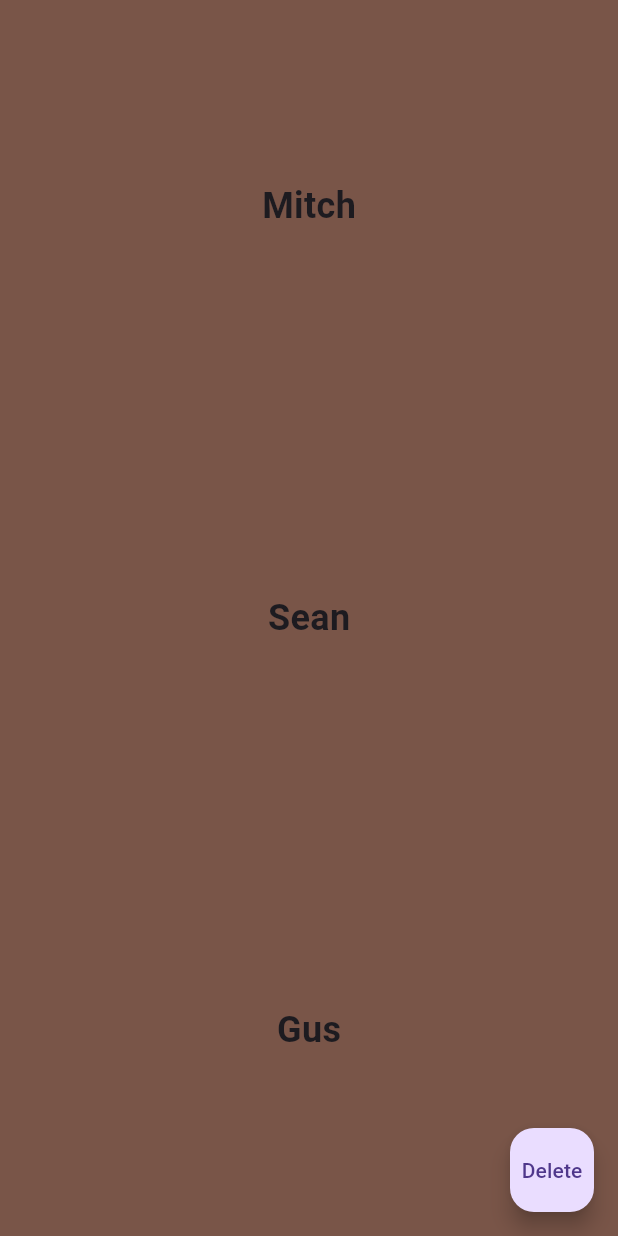
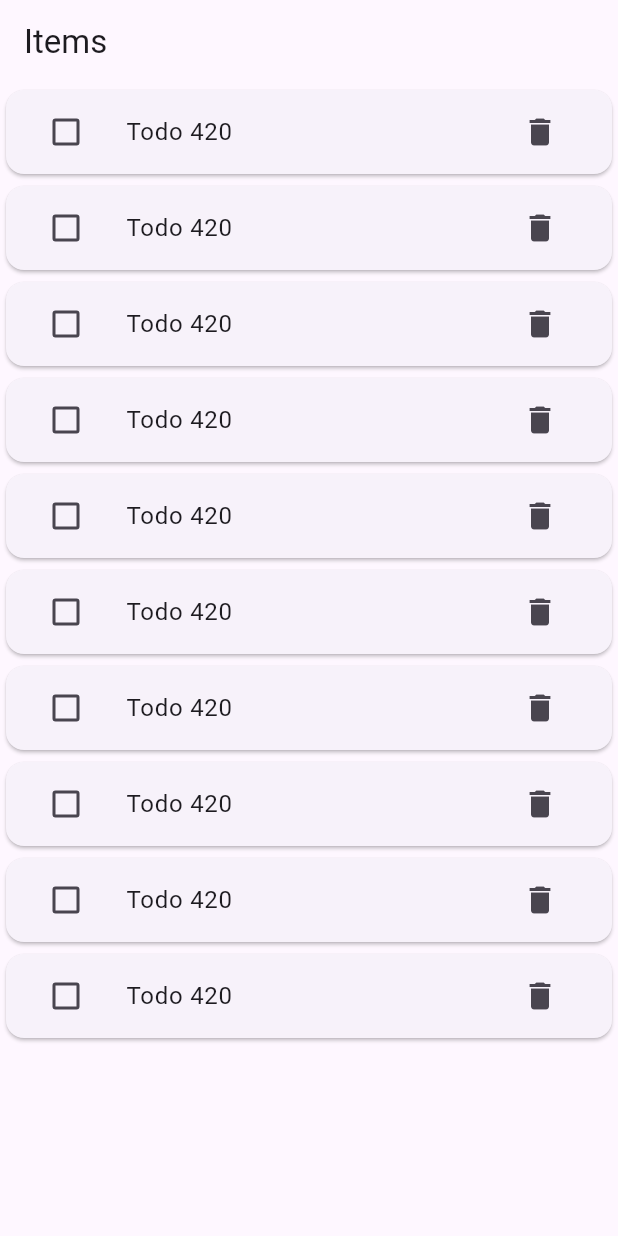
Before and after one commit to feder1402/flutter_keys, a Flutter app: the screen it shows after launch, on a phone screen of 412 x 824 dp. Run offline on Flutter 3.47's test engine with Material 3 defaults, Android fonts, the phone set to English and light mode, and no system bars.

Commit message:
Implemented item collection

```diff
--- /dev/null
+++ b/lib/item.dart
@@ -0,0 +1,39 @@
+import 'dart:math';
+
+import 'package:flutter/material.dart';
+
+class Item extends StatefulWidget {
+  final int index;
+  final void Function(int number) onDeleteItem;
+
+  const Item({super.key, required this.onDeleteItem, required this.index});
+
+  @override
+  State<Item> createState() => _ItemState();
+}
+
+class _ItemState extends State<Item> {
+  bool isChecked = false;
+  int itemNumber = Random().nextInt(1000);
+  String task = '';
+
+  @override
+  Widget build(BuildContext context) => Card(
+        child: ListTile(
+            leading: Checkbox(
+              value: isChecked,
+              onChanged: (bool? value) {
+                setState(() {
+                  isChecked = value ?? false;
+                });
+              },
+            ),
+            title: Text('Todo $itemNumber'),
+            trailing: IconButton(
+              icon: const Icon(Icons.delete),
+              onPressed: () {
+                widget.onDeleteItem(widget.index);
+              },
+            )),
+      );
+}
--- a/lib/main.dart
+++ b/lib/main.dart
@@ -1,8 +1,10 @@
-import 'dart:math';
+import 'package:flutter/material.dart';
+import 'package:flutter_keys/item.dart';
 
-import 'package:flutter/material.dart';
-
-void main() => runApp(const MaterialApp(home: MainApp()));
+void main() => runApp(const MaterialApp(
+      home: MainApp(),
+      debugShowCheckedModeBanner: false,
+    ));
 
 class MainApp extends StatefulWidget {
   const MainApp({super.key});
@@ -12,84 +14,50 @@ class MainApp extends StatefulWidget {
 }
 
 class _MainAppState extends State<MainApp> {
-  List<Widget> tiles = [
-    Expanded(child: StatelessNameTile(name: "Mitch")),
-    Expanded(child: StatelessNameTile(name: "Sean")),
-    Expanded(child: StatelessNameTile(name: "Gus")),
-  ];
+  late List<Widget> items;
+
+  @override
+  void initState() {
+    super.initState();
+    items = List.generate(
+        10,
+        (index) => Item(
+              index: index,
+              onDeleteItem: deleteItem,
+            ));
+  }
 
   @override
   Widget build(BuildContext context) => Scaffold(
+        appBar: AppBar(
+          title: const Text('Items'),
+        ),
         body: SafeArea(
-          child: Column(
-            children: tiles,
-          ),
+          child: items.isNotEmpty
+              ? Column(
+                  children: items,
+                )
+              : const Center(
+                  child: Text('No items yet!'),
+                ),
         ),
-        floatingActionButton: FloatingActionButton(
-          onPressed: () => setState(
-            () {
-              if (tiles.isNotEmpty) {
-                tiles.removeAt(0);
-              }
-            },
-          ),
-          child: const Text('Delete'),
-        ),
+        // floatingActionButton: FloatingActionButton(
+        //   onPressed: () => setState(
+        //     () {
+        //       items.add(Item(
+        //         onDeleteItem: deleteItem,
+        //       ));
+        //     },
+        //   ),
+        //   child: const Icon(Icons.add),
+        // ),
       );
-}
 
-class StatelessColorfulTile extends StatelessWidget {
-  StatelessColorfulTile({super.key});
-
-  final MaterialColor color =
-      Colors.primaries[Random().nextInt(Colors.primaries.length)];
-
-  @override
-  Widget build(BuildContext context) => Container(
-        color: color,
-        height: 100,
-      );
-}
-
-class StatefulColorfulTile extends StatefulWidget {
-  const StatefulColorfulTile({super.key});
-
-  @override
-  State<StatefulColorfulTile> createState() => _StatefulColorfulTileState();
-}
-
-class _StatefulColorfulTileState extends State<StatefulColorfulTile> {
-  MaterialColor color =
-      Colors.primaries[Random().nextInt(Colors.primaries.length)];
-
-  @override
-  Widget build(BuildContext context) {
-    return Container(
-      color: color,
-      height: 100,
-    );
+  void deleteItem(int number) {
+    setState(() {
+      int index = items
+          .indexWhere((element) => element is Item && element.index == number);
+      items.removeAt(index);
+    });
   }
 }
-
-class StatelessNameTile extends StatelessWidget {
-  final String name;
-  StatelessNameTile({super.key, required this.name});
-
-  final MaterialColor color =
-      Colors.primaries[Random().nextInt(Colors.primaries.length)];
-
-  @override
-  Widget build(BuildContext context) => Container(
-        color: color,
-        height: 100,
-        child: Center(
-          child: Text(
-            name,
-            style: const TextStyle(
-              fontSize: 24,
-              fontWeight: FontWeight.bold,
-            ),
-          ),
-        ),
-      );
-}
```
